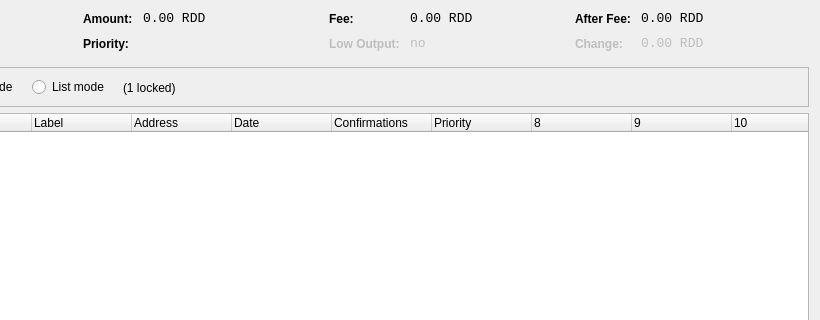
This is src/qt/forms/coincontroldialog.ui in Cannacoin-Project/Cannacoin as Qt 5 draws it before an edit; both pictures show x 180 to 1000 and y 0 to 320 of the 1000 by 500 pixel window. The edited form follows.
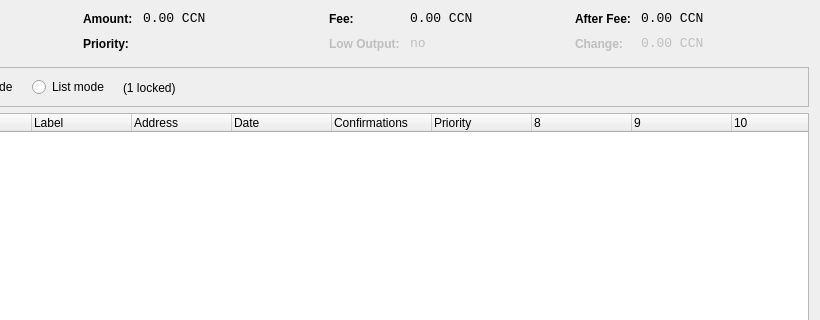
This is the edited form. Custom widgets are drawn as their Qt base class.

```diff
--- a/src/qt/forms/coincontroldialog.ui
+++ b/src/qt/forms/coincontroldialog.ui
@@ -141,7 +141,7 @@
           <enum>Qt::ActionsContextMenu</enum>
          </property>
          <property name="text">
-          <string notr="true">0.00 RDD</string>
+          <string notr="true">0.00 CCN</string>
          </property>
          <property name="textInteractionFlags">
           <set>Qt::LinksAccessibleByMouse|Qt::TextSelectableByKeyboard|Qt::TextSelectableByMouse</set>
@@ -221,7 +221,7 @@
           <enum>Qt::ActionsContextMenu</enum>
          </property>
          <property name="text">
-          <string notr="true">0.00 RDD</string>
+          <string notr="true">0.00 CCN</string>
          </property>
          <property name="textInteractionFlags">
           <set>Qt::LinksAccessibleByMouse|Qt::TextSelectableByKeyboard|Qt::TextSelectableByMouse</set>
@@ -307,7 +307,7 @@
           <enum>Qt::ActionsContextMenu</enum>
          </property>
          <property name="text">
-          <string notr="true">0.00 RDD</string>
+          <string notr="true">0.00 CCN</string>
          </property>
          <property name="textInteractionFlags">
           <set>Qt::LinksAccessibleByMouse|Qt::TextSelectableByKeyboard|Qt::TextSelectableByMouse</set>
@@ -345,7 +345,7 @@
           <enum>Qt::ActionsContextMenu</enum>
          </property>
          <property name="text">
-          <string notr="true">0.00 RDD</string>
+          <string notr="true">0.00 CCN</string>
          </property>
          <property name="textInteractionFlags">
           <set>Qt::LinksAccessibleByMouse|Qt::TextSelectableByKeyboard|Qt::TextSelectableByMouse</set>
```
